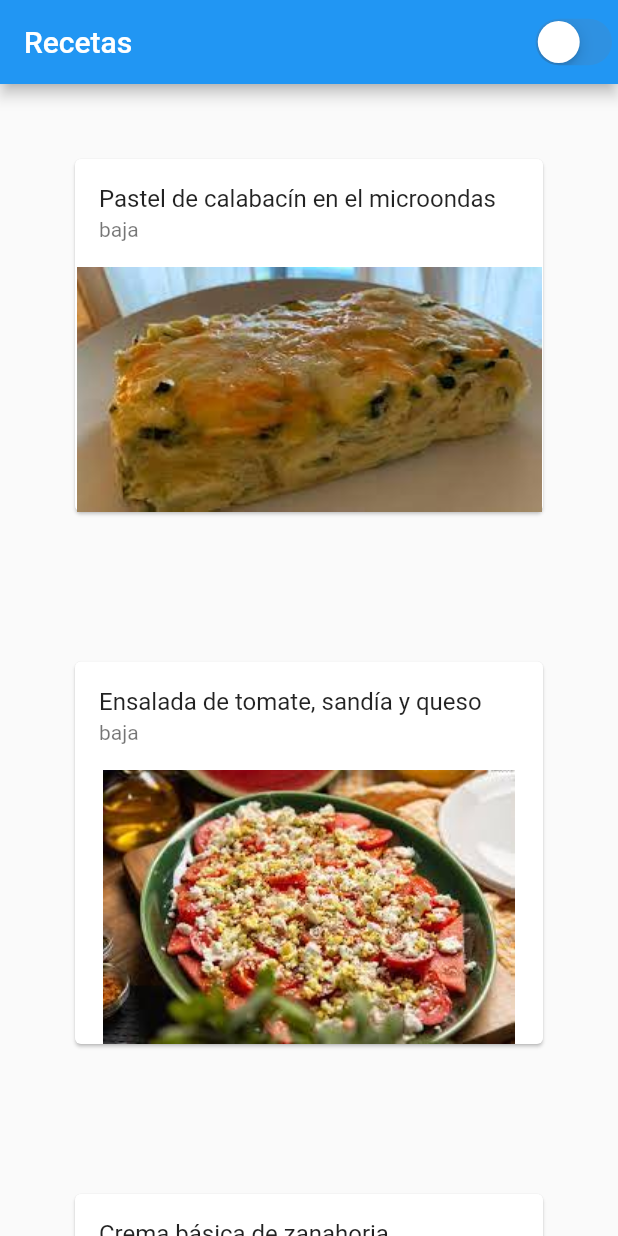
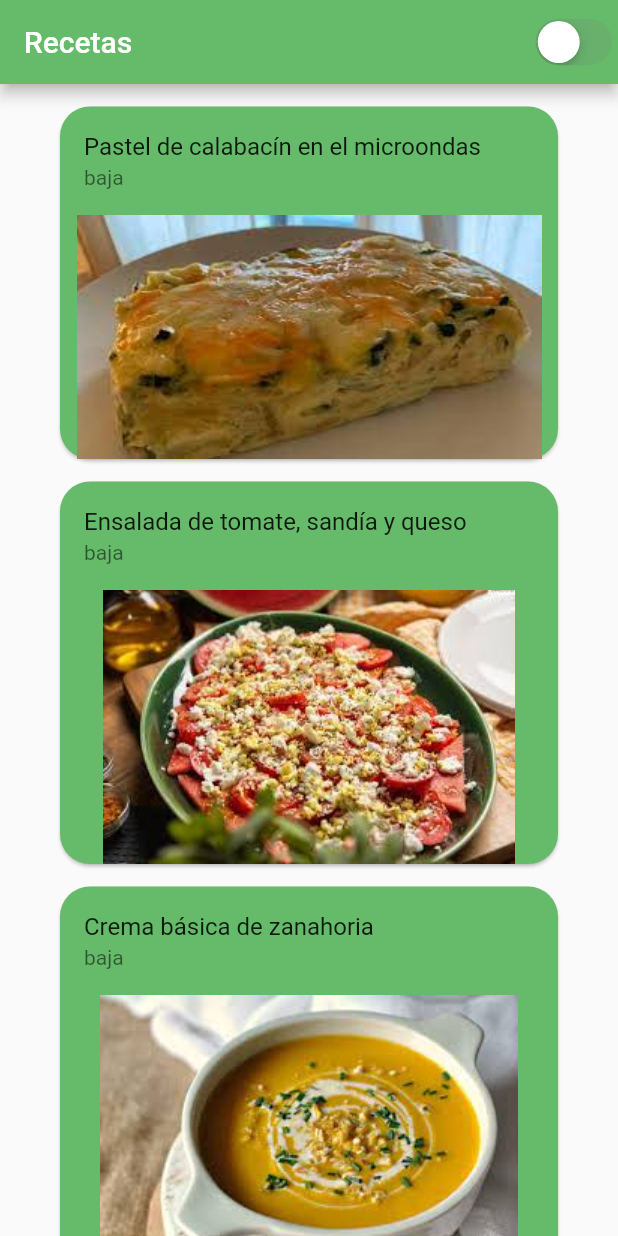
Before and after one commit to marcvaldiviaprim/flutter_application_1, a Flutter app: the Receta screen opened directly with empty values, after a tap on the "add" icon, after a tap on the "home" icon, on a phone screen of 412 x 824 dp. Run offline on Flutter 3.47's test engine with Material 2 defaults, Android fonts, the phone set to English and light mode, and no system bars.

Commit message:
hecho
implementados colores y modo oscuro funciona al 100%

```diff
--- a/lib/miApp/PageRecetas.dart
+++ b/lib/miApp/PageRecetas.dart
@@ -51,6 +51,7 @@ class _RecetaState extends State<Receta> {
       appBar: AppBar(
         centerTitle: true,
         title: Text(titulo),
+        backgroundColor: Colors.green[400],
         actions: [
           IconButton(
             onPressed: () {
@@ -69,6 +70,7 @@ class _RecetaState extends State<Receta> {
       body: SingleChildScrollView(
           child: Column(
         children: [
+
           Container(
               padding: EdgeInsets.all(30),
               child: Column(
@@ -81,6 +83,7 @@ class _RecetaState extends State<Receta> {
                     subtitle: Text(
                         "Dificultad: " + recetas[widget.index]["dificultad"]),
                   ),
+
                   Image.asset(recetas[widget.index]["imagen"]),
                   Column(
                     children: [
@@ -91,33 +94,28 @@ class _RecetaState extends State<Receta> {
                         children: [
                           IconButton(
                             onPressed: () {
+                              if (totals >= 2) {
+                                totals--;
+                              }
+                            },
+                            icon: Icon(Icons.remove),
+                          ),
+                          IconButton(
+                            onPressed: () {
                               if (totals <= 4) {
                                 totals++;
                               }
                             },
                             icon: Icon(Icons.add),
                           ),
-                          IconButton(
-                            onPressed: () {
-                              if (totals >= 2) {
-                                totals--;
-                              }
-                            },
-                            icon: Icon(Icons.remove),
-                          ),
                           Text('Para ${totals} '),
                           Icon(Icons.person),
-                            RaisedButton(
-                            child: Text("CURSOS EN LINEA"),
-                              onPressed: (){
-                            launch("https://es.wikipedia.org/wiki/Ma%C3%ADz_dulce"); // crear json para link
-                          }),
                         ],
                       ),
                     ],
                   ),
                   Container(
-                    height: 230,
+                    height: 450,
                     child: ListView.builder(
                       physics: NeverScrollableScrollPhysics(),
                       itemCount: cu.length,
@@ -130,7 +128,12 @@ class _RecetaState extends State<Receta> {
                                 Column(
                                   crossAxisAlignment: CrossAxisAlignment.start,
                                   children: [
-                                    Icon(Icons.ac_unit_outlined),
+                                    IconButton(
+                                      onPressed: () {
+                                        launch(cu[index]["link"]);
+                                      },
+                                      icon: Icon(Icons.shopping_cart_outlined),
+                                    )
                                   ],
                                 ),
                                 Expanded(
@@ -152,7 +155,7 @@ class _RecetaState extends State<Receta> {
                                 )),
                                 Expanded(
                                     child: Column(
-                                  crossAxisAlignment: CrossAxisAlignment.start,
+                                  crossAxisAlignment: CrossAxisAlignment.end,
                                   children: [
                                     Text(
                                         ("   " + cu[index]["tipo"]).toString()),
@@ -168,15 +171,17 @@ class _RecetaState extends State<Receta> {
                 ],
               )),
           Container(
-              height: 2000,
+              height: 1200,
+              margin: EdgeInsets.fromLTRB(40, 0, 40, 0),
               child: ListView.builder(
-                physics: NeverScrollableScrollPhysics(),
+                // physics: NeverScrollableScrollPhysics(),
                 itemCount: pasos.length,
                 itemBuilder: (BuildContext context, int index) {
                   checkFalse[
                       index]; // le pasamos el index es decir todas las posiciones para  utilizarlas
                   return Container(
-                    padding: EdgeInsets.all(10),
+                    padding: EdgeInsets.all(20),
+                    // width: EdgeInsets.all(20);
                     child: Column(
                       children: [
                         SizedBox(
@@ -186,8 +191,12 @@ class _RecetaState extends State<Receta> {
                           thickness: 5,
                         ),
                         Text(
-                          "  paso " + '${index + 1}\n' + pasos[index]["paso"],
-                          textScaleFactor: 1.2,
+                          ' Paso: ${index}',
+                          textScaleFactor: 1.7,
+                        ),
+                        Text(
+                          pasos[index]["paso"],
+                          textScaleFactor: 1.3,
                         ),
                         Checkbox(
                           checkColor: Colors.white,
@@ -205,9 +214,54 @@ class _RecetaState extends State<Receta> {
                   );
                 },
               )),
+          ListTile(
+
+            title: Text("OTRAS RECETAS", textScaleFactor: 1.8,),
+          ),
+          Column(
+            children: [
+              if (recetas.isNotEmpty)
+                SizedBox(
+                  height: 500,
+                  width: 500,
+                  child: PageView.builder(
+                      controller: PageController(viewportFraction: 1.1),
+                      itemCount: recetas.length,
+                      itemBuilder: (context, index) {
+                        return Card(
+                          margin: EdgeInsets.fromLTRB(40, 40, 40, 0),
+                          child: InkWell(
+                            onTap: () {
+                              final router = MaterialPageRoute(
+                                builder: (context) {
+                                  return new Receta(index);
+                                },
+                              );
+                              Navigator.push(context, router);
+                            },
+                            child: Column(
+                              children: [
+                                ListTile(
+                                  title: Text(recetas[index]["nombre"]),
+                                  subtitle: Text(recetas[index]["dificultad"]),
+                                ),
+                                Column(
+                                  children: [
+                                    Image.asset(
+                                      recetas[index]["imagen"],
+                                    ),
+                                  ],
+                                ),
+                              ],
+                            ),
+                          ),
+                        );
+                      }),
+                )
+            ],
+          ),
         ],
       )),
     );
-
   }
 }
--- a/lib/miApp/miApp.dart
+++ b/lib/miApp/miApp.dart
@@ -3,9 +3,10 @@ import 'dart:convert';
 import 'package:flutter/cupertino.dart';
 import 'package:flutter/material.dart';
 import 'package:flutter/services.dart';
+import 'package:url_launcher/url_launcher.dart';
 import 'PageRecetas.dart';
 
-
+ bool _isDark = false;
  bool cambio =false;
 
 class miApp extends StatelessWidget {
@@ -33,7 +34,7 @@ class inicio extends StatefulWidget {
 
 class _inicioState extends State<inicio> {
 
- bool _isDark = false;
+
   ThemeData _light = ThemeData.light().copyWith(
     primaryColor: Colors.green,
   );
@@ -63,7 +64,10 @@ class _inicioState extends State<inicio> {
       themeMode: _isDark ? ThemeMode.dark : ThemeMode.light,
       debugShowCheckedModeBanner: false,
       home: Scaffold(
+
       appBar: AppBar(
+        backgroundColor: Colors.green[400],
+
         title: Text("Recetas"),
         actions: [
 
@@ -88,9 +92,12 @@ class _inicioState extends State<inicio> {
                   itemCount: recetas.length,
                   itemBuilder: (context, index) {
                     return Card(
-
-                      margin: EdgeInsets.all(50),
+                      color: Colors.green[400],
+                      shape: RoundedRectangleBorder(
+                      borderRadius: BorderRadius.circular(20)),
+                      margin: EdgeInsets.fromLTRB(40, 15, 40, 0),
                       child: InkWell(
+                           splashColor: Colors.blue[200],
                         onTap: () {
                         final router = MaterialPageRoute(
                           builder:(context){
@@ -107,13 +114,14 @@ class _inicioState extends State<inicio> {
                             ),
                             Column(
                               children: [
-                                Image.asset(recetas[index]["imagen"]),
+
+                                Image.asset(recetas[index]["imagen"],),
                               ],
-                            )
+                            ),
+
                           ],
                         ),
                       ),
-
                     );
                   }),
             )
```
Also changed, not shown: assets/Recetas.json (+73 -51 lines).
